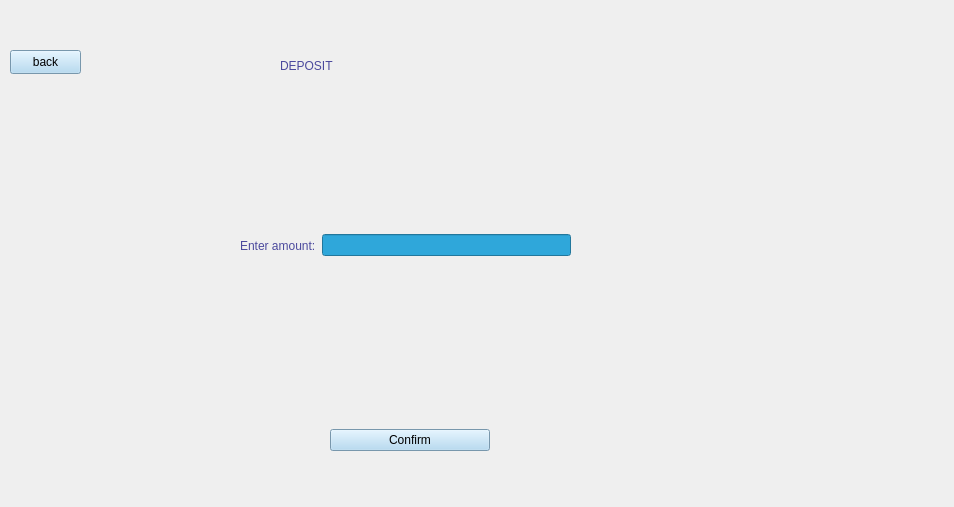
rawsashimi1604/1009_BankingSystem, file view/deposit.ui: the form before one commit.
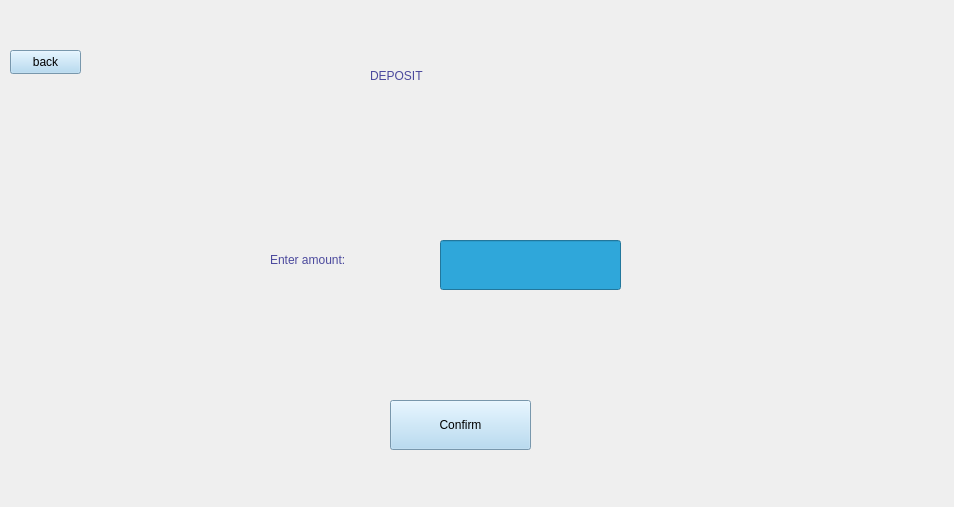
The form after the commit.

The edit to the form file:
```diff
--- a/view/deposit.ui
+++ b/view/deposit.ui
@@ -29,8 +29,8 @@
     <widget class="QLabel" name="label">
      <property name="geometry">
       <rect>
-       <x>270</x>
-       <y>0</y>
+       <x>360</x>
+       <y>10</y>
        <width>461</width>
        <height>111</height>
       </rect>
@@ -46,32 +46,13 @@
     <widget class="QWidget" name="horizontalLayoutWidget">
      <property name="geometry">
       <rect>
-       <x>230</x>
-       <y>150</y>
-       <width>331</width>
-       <height>171</height>
+       <x>60</x>
+       <y>100</y>
+       <width>371</width>
+       <height>61</height>
       </rect>
      </property>
-     <layout class="QHBoxLayout" name="horizontalLayout_2">
-      <item>
-       <widget class="QLabel" name="label_3">
-        <property name="styleSheet">
-         <string notr="true">color: rgb(75, 73, 157);
-font: 700 15pt &quot;Segoe UI&quot;;</string>
-        </property>
-        <property name="text">
-         <string>Enter amount:</string>
-        </property>
-       </widget>
-      </item>
-      <item>
-       <widget class="QLineEdit" name="lineEdit_2">
-        <property name="styleSheet">
-         <string notr="true">background-color: rgb(47, 167, 218);</string>
-        </property>
-       </widget>
-      </item>
-     </layout>
+     <layout class="QHBoxLayout" name="horizontalLayout_2"/>
     </widget>
     <widget class="QPushButton" name="back">
      <property name="geometry">
@@ -93,25 +74,60 @@
     <widget class="QWidget" name="verticalLayoutWidget">
      <property name="geometry">
       <rect>
-       <x>320</x>
-       <y>390</y>
-       <width>160</width>
+       <x>110</x>
+       <y>340</y>
+       <width>171</width>
        <height>80</height>
       </rect>
      </property>
-     <layout class="QVBoxLayout" name="verticalLayout_2">
-      <item>
-       <widget class="QPushButton" name="pushButton_3">
-        <property name="styleSheet">
-         <string notr="true">background-color: rgb(168, 212, 241);
+     <layout class="QVBoxLayout" name="verticalLayout_2"/>
+    </widget>
+    <widget class="QPushButton" name="pushButton_3">
+     <property name="geometry">
+      <rect>
+       <x>380</x>
+       <y>390</y>
+       <width>141</width>
+       <height>50</height>
+      </rect>
+     </property>
+     <property name="styleSheet">
+      <string notr="true">background-color: rgb(168, 212, 241);
 font: 700 9pt &quot;Segoe UI&quot;;</string>
-        </property>
-        <property name="text">
-         <string>Confirm</string>
-        </property>
-       </widget>
-      </item>
-     </layout>
+     </property>
+     <property name="text">
+      <string>Confirm</string>
+     </property>
+    </widget>
+    <widget class="QLabel" name="label_3">
+     <property name="geometry">
+      <rect>
+       <x>260</x>
+       <y>220</y>
+       <width>167</width>
+       <height>59</height>
+      </rect>
+     </property>
+     <property name="styleSheet">
+      <string notr="true">color: rgb(75, 73, 157);
+font: 700 15pt &quot;Segoe UI&quot;;</string>
+     </property>
+     <property name="text">
+      <string>Enter amount:</string>
+     </property>
+    </widget>
+    <widget class="QLineEdit" name="lineEdit_2">
+     <property name="geometry">
+      <rect>
+       <x>430</x>
+       <y>230</y>
+       <width>181</width>
+       <height>50</height>
+      </rect>
+     </property>
+     <property name="styleSheet">
+      <string notr="true">background-color: rgb(47, 167, 218);</string>
+     </property>
     </widget>
    </widget>
   </widget>
```
